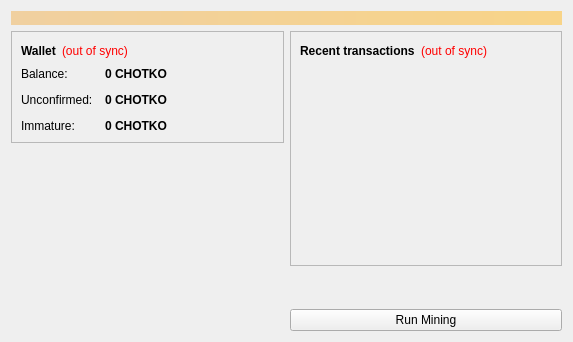
The window that src/qt/forms/overviewpage.ui (dimitrkovalsky/chotkocoin) describes before a commit, drawn with Qt 5.
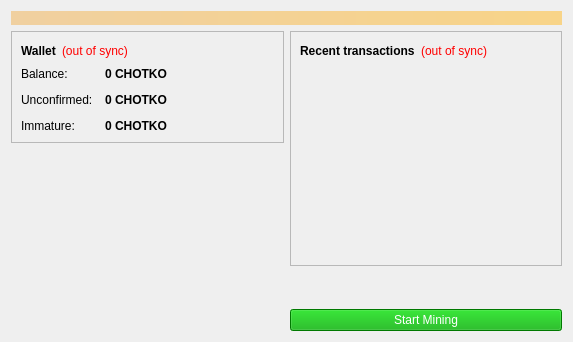
The same window after the commit.

Commit message: Added mining button

```diff
--- a/src/qt/forms/overviewpage.ui
+++ b/src/qt/forms/overviewpage.ui
@@ -293,10 +293,14 @@
        <item>
         <widget class="QPushButton" name="pushButton">
          <property name="toolTip">
-          <string>use console</string>
+          <string>Run CPU mining</string>
+         </property>
+         <property name="styleSheet">
+          <string notr="true">background-color: rgb(0, 170, 0);color:white
+</string>
          </property>
          <property name="text">
-          <string>Run Mining</string>
+          <string>Start Mining</string>
          </property>
         </widget>
        </item>
```
Left out of the diff: 2 changed lines with no effect on the pictures. The commit also changes 4 other files.
